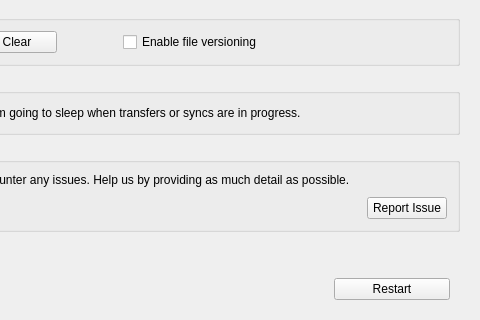
Old version of the form src/MEGASync/gui/win/SettingsDialog.ui in the repository meganz/MEGAsync; both pictures show x 195 to 675 and y 457 to 777 of the 675 by 777 pixel window.
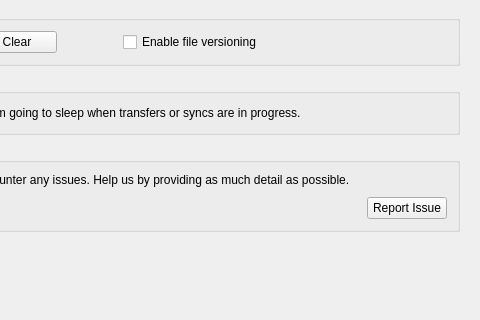
New version of the form. The open tabs and pages were chosen to show the change. Icons and pictures are not drawn. Custom widgets are drawn as their Qt base class.

Patch:
```diff
--- a/src/MEGASync/gui/win/SettingsDialog.ui
+++ b/src/MEGASync/gui/win/SettingsDialog.ui
@@ -2300,35 +2300,7 @@
           </item>
          </layout>
         </widget>
-        <widget class="QWidget" name="wFoldersFooter">
-         <layout class="QVBoxLayout" name="verticalLayout_18">
-          <property name="spacing">
-           <number>0</number>
-          </property>
-          <property name="leftMargin">
-           <number>0</number>
-          </property>
-          <property name="topMargin">
-           <number>0</number>
-          </property>
-          <property name="rightMargin">
-           <number>0</number>
-          </property>
-          <property name="bottomMargin">
-           <number>0</number>
-          </property>
-          <item>
-           <widget class="QPushButton" name="bRestart">
-            <property name="text">
-             <string>Restart</string>
-            </property>
-            <property name="autoDefault">
-             <bool>false</bool>
-            </property>
-           </widget>
-          </item>
-         </layout>
-        </widget>
+        <widget class="QWidget" name="wFoldersFooter"/>
         <widget class="QWidget" name="wNetworkFooter"/>
         <widget class="QWidget" name="wNotificationsFooter"/>
        </widget>
```
